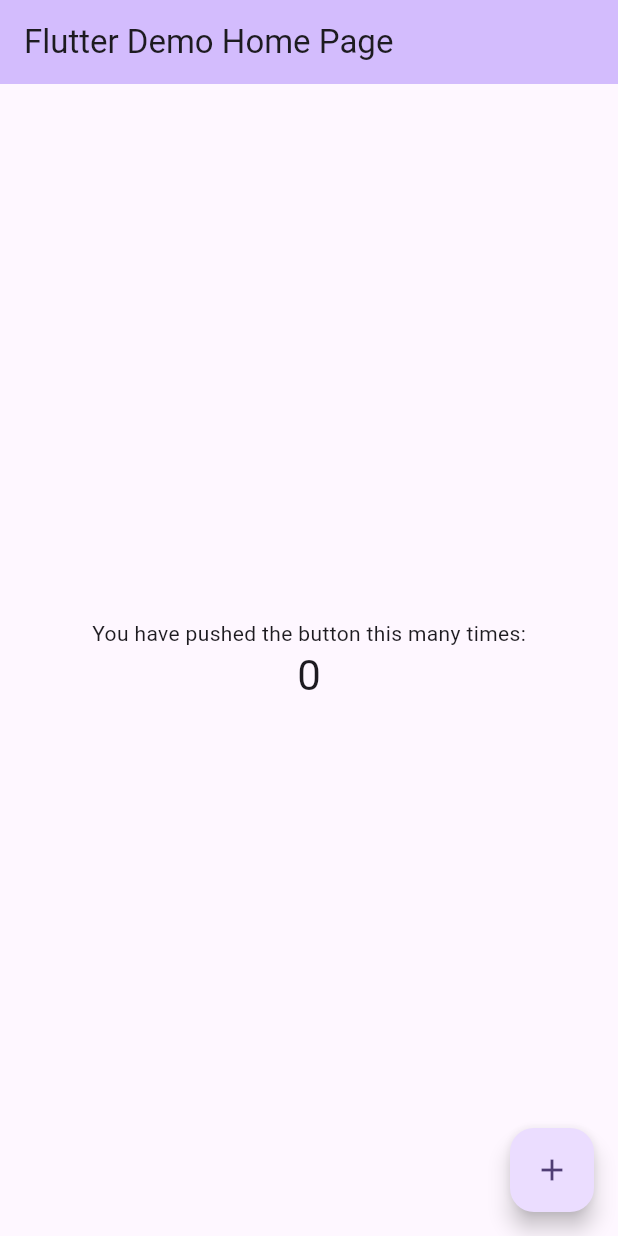
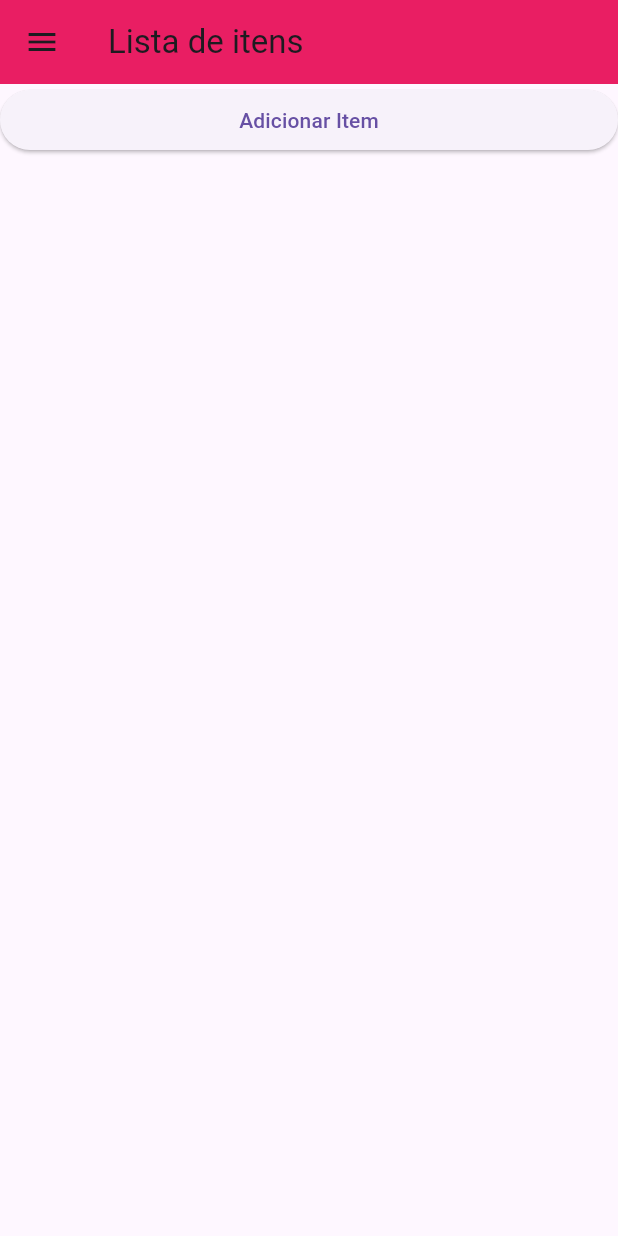
Before and after one commit to Rubiozito/Flutter, a Flutter app: the screen it shows after launch, on a phone screen of 412 x 824 dp. Run offline on Flutter 3.47's test engine with Material 3 defaults, Android fonts, the phone set to English and light mode, and no system bars.

Commit message:
listagem de itens

```diff
--- /dev/null
+++ b/listagem_e_navegacao/lib/app.dart
@@ -0,0 +1,14 @@
+import 'package:flutter/material.dart';
+import 'package:listagem_e_navegacao/pages/list_page.dart';
+
+class App extends StatelessWidget {
+  const App({super.key});
+
+  @override
+  Widget build(BuildContext context) {
+    return const MaterialApp(
+      title: 'Flutter Demo',
+      home: ListPage(),
+    );
+  }
+}
--- a/listagem_e_navegacao/lib/main.dart
+++ b/listagem_e_navegacao/lib/main.dart
@@ -1,125 +1,6 @@
-import 'package:flutter/material.dart';
+import "package:flutter/material.dart";
+import 'package:listagem_e_navegacao/app.dart';
 
 void main() {
-  runApp(const MyApp());
+  runApp(const App());
 }
-
-class MyApp extends StatelessWidget {
-  const MyApp({super.key});
-
-  // This widget is the root of your application.
-  @override
-  Widget build(BuildContext context) {
-    return MaterialApp(
-      title: 'Flutter Demo',
-      theme: ThemeData(
-        // This is the theme of your application.
-        //
-        // TRY THIS: Try running your application with "flutter run". You'll see
-        // the application has a purple toolbar. Then, without quitting the app,
-        // try changing the seedColor in the colorScheme below to Colors.green
-        // and then invoke "hot reload" (save your changes or press the "hot
-        // reload" button in a Flutter-supported IDE, or press "r" if you used
-        // the command line to start the app).
-        //
-        // Notice that the counter didn't reset back to zero; the application
-        // state is not lost during the reload. To reset the state, use hot
-        // restart instead.
-        //
-        // This works for code too, not just values: Most code changes can be
-        // tested with just a hot reload.
-        colorScheme: ColorScheme.fromSeed(seedColor: Colors.deepPurple),
-        useMaterial3: true,
-      ),
-      home: const MyHomePage(title: 'Flutter Demo Home Page'),
-    );
-  }
-}
-
-class MyHomePage extends StatefulWidget {
-  const MyHomePage({super.key, required this.title});
-
-  // This widget is the home page of your application. It is stateful, meaning
-  // that it has a State object (defined below) that contains fields that affect
-  // how it looks.
-
-  // This class is the configuration for the state. It holds the values (in this
-  // case the title) provided by the parent (in this case the App widget) and
-  // used by the build method of the State. Fields in a Widget subclass are
-  // always marked "final".
-
-  final String title;
-
-  @override
-  State<MyHomePage> createState() => _MyHomePageState();
-}
-
-class _MyHomePageState extends State<MyHomePage> {
-  int _counter = 0;
-
-  void _incrementCounter() {
-    setState(() {
-      // This call to setState tells the Flutter framework that something has
-      // changed in this State, which causes it to rerun the build method below
-      // so that the display can reflect the updated values. If we changed
-      // _counter without calling setState(), then the build method would not be
-      // called again, and so nothing would appear to happen.
-      _counter++;
-    });
-  }
-
-  @override
-  Widget build(BuildContext context) {
-    // This method is rerun every time setState is called, for instance as done
-    // by the _incrementCounter method above.
-    //
-    // The Flutter framework has been optimized to make rerunning build methods
-    // fast, so that you can just rebuild anything that needs updating rather
-    // than having to individually change instances of widgets.
-    return Scaffold(
-      appBar: AppBar(
-        // TRY THIS: Try changing the color here to a specific color (to
-        // Colors.amber, perhaps?) and trigger a hot reload to see the AppBar
-        // change color while the other colors stay the same.
-        backgroundColor: Theme.of(context).colorScheme.inversePrimary,
-        // Here we take the value from the MyHomePage object that was created by
-        // the App.build method, and use it to set our appbar title.
-        title: Text(widget.title),
-      ),
-      body: Center(
-        // Center is a layout widget. It takes a single child and positions it
-        // in the middle of the parent.
-        child: Column(
-          // Column is also a layout widget. It takes a list of children and
-          // arranges them vertically. By default, it sizes itself to fit its
-          // children horizontally, and tries to be as tall as its parent.
-          //
-          // Column has various properties to control how it sizes itself and
-          // how it positions its children. Here we use mainAxisAlignment to
-          // center the children vertically; the main axis here is the vertical
-          // axis because Columns are vertical (the cross axis would be
-          // horizontal).
-          //
-          // TRY THIS: Invoke "debug painting" (choose the "Toggle Debug Paint"
-          // action in the IDE, or press "p" in the console), to see the
-          // wireframe for each widget.
-          mainAxisAlignment: MainAxisAlignment.center,
-          children: <Widget>[
-            const Text(
-              'You have pushed the button this many times:',
-            ),
-            Text(
-              '$_counter',
-              style: Theme.of(context).textTheme.headlineMedium,
-            ),
-          ],
-        ),
-      ),
-      floatingActionButton: FloatingActionButton(
-        onPressed: _incrementCounter,
-        tooltip: 'Increment',
-        child: const Icon(Icons.add),
-      ), // This trailing comma makes auto-formatting nicer for build methods.
-    );
-  }
-}
--- /dev/null
+++ b/listagem_e_navegacao/lib/pages/list_page.dart
@@ -0,0 +1,40 @@
+import 'package:flutter/material.dart';
+import 'package:listagem_e_navegacao/widgets/item_widget.dart';
+
+class ListPage extends StatefulWidget {
+  const ListPage({super.key});
+
+  @override
+  State<ListPage> createState() => _ListPageState();
+}
+
+class _ListPageState extends State<ListPage> {
+  List<ItemWidget> lista = [];
+  int contador = 1;
+  @override
+  Widget build(BuildContext context) {
+    return Scaffold(
+        appBar: AppBar(
+          title: const Text('Lista de itens'),
+          backgroundColor: Colors.pink,
+          leading: const Icon(Icons.menu),
+        ),
+        body: Center(
+          child: ListView(
+            children: [
+              ...lista,
+              ElevatedButton(
+                  onPressed: () {
+                    setState(() {
+                      lista.add(
+                        ItemWidget(contadorProprio: contador),
+                      );
+                    });
+                    contador++;
+                  },
+                  child: const Text('Adicionar Item'))
+            ],
+          ),
+        ));
+  }
+}
```
Also changed, not shown: listagem_e_navegacao/lib/widgets/item_widget.dart (added, +33 -0 lines).
